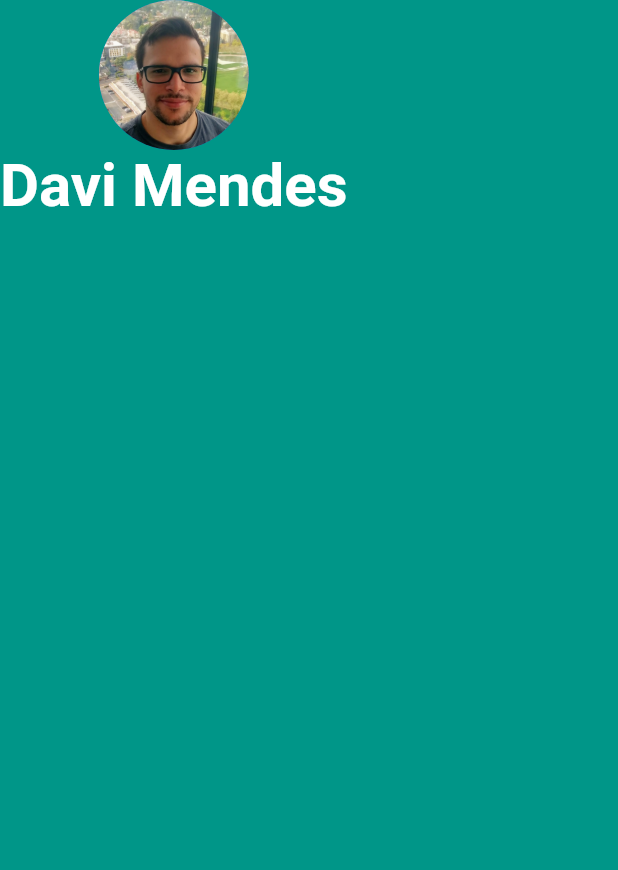
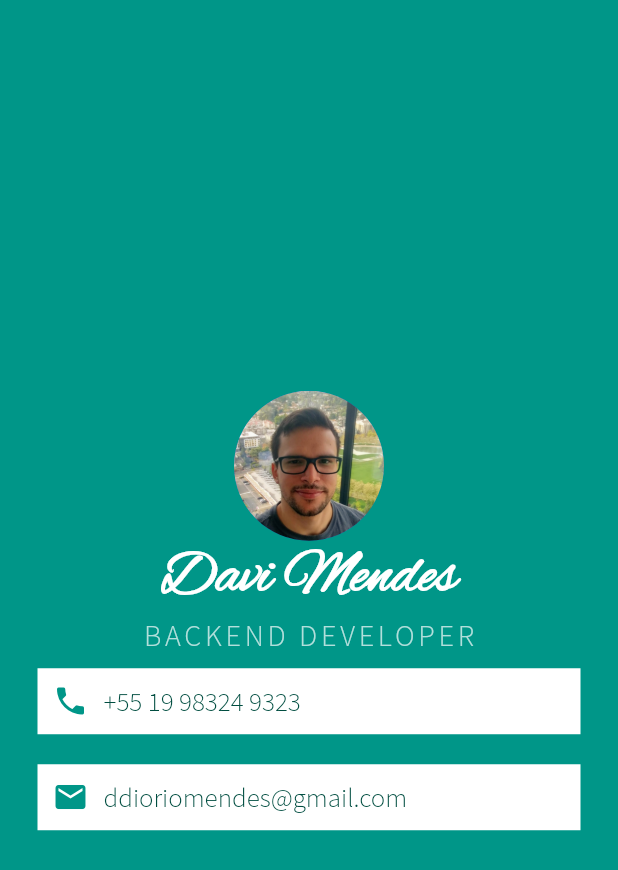
Before and after one commit to ddmendes/flutter_study, a Flutter app: the screen it shows after launch, on a phone screen of 412 x 824 dp. Shown: the top 870 px of the screen. Run offline on Flutter 3.47's test engine with Material 2 defaults, Android fonts, the phone set to English and light mode, and no system bars.

Commit message:
Flutter Course lessons 48 and 49

```diff
--- a/mi_card/lib/main.dart
+++ b/mi_card/lib/main.dart
@@ -11,22 +11,122 @@ class MyApp extends StatelessWidget {
       home: Scaffold(
         backgroundColor: Colors.teal,
         body: Column(
+          mainAxisAlignment: MainAxisAlignment.center,
           children: <Widget>[
-            CircleAvatar(
-              radius: 50.0,
-              backgroundImage: AssetImage('images/avatar.jpg'),
-            ),
-            Text(
-              'Davi Mendes',
-              style: TextStyle(
-                fontSize: 40.0,
-                fontWeight: FontWeight.bold,
-                color: Colors.white,
-              ),
-            ),
+            DaviAvatar(),
+            NameLabel(),
+            RoleLabel(),
+            PhoneLabel(),
+            EmailLabel(),
           ],
         ),
       ),
     );
   }
 }
+
+class DaviAvatar extends StatelessWidget {
+  @override
+  Widget build(BuildContext context) {
+    return CircleAvatar(
+      radius: 50.0,
+      backgroundImage: AssetImage('images/avatar.jpg'),
+    );
+  }
+}
+
+class NameLabel extends StatelessWidget {
+  @override
+  Widget build(BuildContext context) {
+    return Text(
+      'Davi Mendes',
+      style: TextStyle(
+        fontFamily: 'AlexBrush',
+        fontSize: 40.0,
+        fontWeight: FontWeight.bold,
+        color: Colors.white,
+      ),
+    );
+  }
+}
+
+class RoleLabel extends StatelessWidget {
+  @override
+  Widget build(BuildContext context) {
+    return Text(
+      'BACKEND DEVELOPER',
+      style: TextStyle(
+        fontFamily: 'SourceSansPro',
+        fontSize: 20.0,
+        color: Colors.teal.shade100,
+        letterSpacing: 2.5,
+      ),
+    );
+  }
+}
+
+class PhoneLabel extends StatelessWidget {
+  @override
+  Widget build(BuildContext context) {
+    return Container(
+      color: Colors.white,
+      margin: EdgeInsets.symmetric(
+        horizontal: 25.0,
+        vertical: 10.0,
+      ),
+      padding: EdgeInsets.all(10.0),
+      child: Row(
+        children: <Widget>[
+          Icon(
+            Icons.phone,
+            color: Colors.teal,
+          ),
+          SizedBox(
+            width: 10.0,
+          ),
+          Text(
+            '+55 19 98324 9323',
+            style: TextStyle(
+              fontFamily: 'SourceSansPro',
+              color: Colors.teal.shade900,
+              fontSize: 18.0,
+            ),
+          )
+        ],
+      ),
+    );
+  }
+}
+
+class EmailLabel extends StatelessWidget {
+  @override
+  Widget build(BuildContext context) {
+    return Container(
+      color: Colors.white,
+      margin: EdgeInsets.symmetric(
+        horizontal: 25.0,
+        vertical: 10.0,
+      ),
+      padding: EdgeInsets.all(10.0),
+      child: Row(
+        children: <Widget>[
+          Icon(
+            Icons.mail,
+            color: Colors.teal,
+          ),
+          SizedBox(
+            width: 10.0,
+          ),
+          Text(
+            'ddioriomendes@gmail.com',
+            style: TextStyle(
+              fontFamily: 'SourceSansPro',
+              color: Colors.teal.shade900,
+              fontSize: 18.0,
+            ),
+          )
+        ],
+      ),
+    );
+  }
+}
```
Also changed, not shown: mi_card/pubspec.yaml (+7 -46 lines), mi_card/fonts/AlexBrush-Regular.ttf (added), mi_card/fonts/SourceSansPro-Light.ttf (added), mi_card/fonts/SourceSansPro-Regular.ttf (added).
